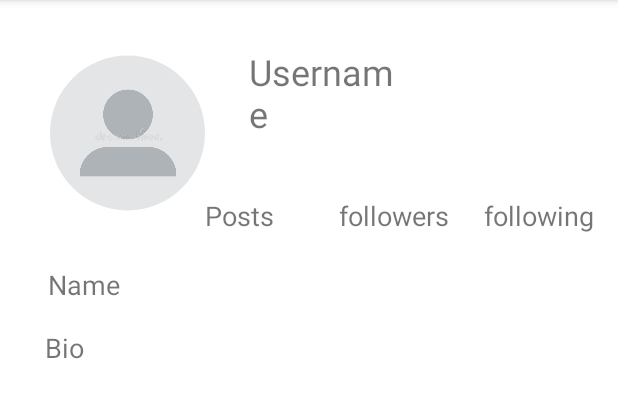
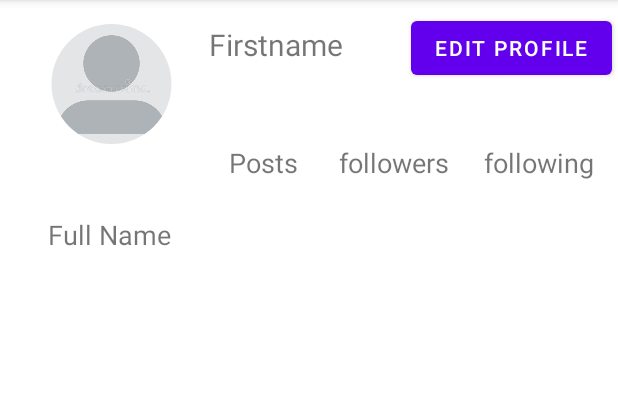
Before and after one commit to gurmehrkaur/todolu, an Android app: the profile screen opened directly, with no data from a screen before it, on a phone screen of 412 x 824 dp, the part 84-502 px from its top. Run offline under Robolectric (Android 15) with nearby library versions, the phone set to English and light mode, and no system bars; our stand-ins replace CircleImageView, Firebase (no records; nobody signed in at launch, a user with empty details on screens opened directly); pictures from the network do not load; 3 statements that could not run were skipped.

Commit message:
pfp working

```diff
--- a/app/src/main/java/com/example/todolu/editprofile.java
+++ b/app/src/main/java/com/example/todolu/editprofile.java
@@ -85,6 +85,7 @@ public class editprofile extends AppCompatActivity
                 firstname.setText(user.getFirstname());
                 lastname.setText(user.getLastname());
                 email.setText(user.getEmail());
+
                 if(user.getImageurl() != null)
                 {
                     Glide.with(getApplicationContext()).load(user.getImageurl()).into(editprofilepic);
--- a/app/src/main/java/com/example/todolu/login.java
+++ b/app/src/main/java/com/example/todolu/login.java
@@ -86,7 +86,7 @@ public class login extends AppCompatActivity implements View.OnClickListener{
 
                 if(task.isSuccessful()){
                     // redirect to home page
-                    startActivity(new Intent(login.this,home.class));
+                    startActivity(new Intent(login.this,calendar.class));
                 }
                 else{
                     Toast.makeText(login.this,"Wrong Username or Password",Toast.LENGTH_LONG).show();
--- a/app/src/main/java/com/example/todolu/profile.java
+++ b/app/src/main/java/com/example/todolu/profile.java
@@ -11,11 +11,20 @@ import android.os.Bundle;
 import android.view.View;
 import android.widget.Button;
 import android.widget.ImageView;
+import android.widget.TextView;
 import android.widget.Toast;
 
+import com.bumptech.glide.Glide;
 import com.google.android.gms.tasks.OnFailureListener;
 import com.google.android.gms.tasks.OnSuccessListener;
 import com.google.android.material.snackbar.Snackbar;
+import com.google.firebase.auth.FirebaseAuth;
+import com.google.firebase.auth.FirebaseUser;
+import com.google.firebase.database.DataSnapshot;
+import com.google.firebase.database.DatabaseError;
+import com.google.firebase.database.DatabaseReference;
+import com.google.firebase.database.FirebaseDatabase;
+import com.google.firebase.database.ValueEventListener;
 import com.google.firebase.storage.FirebaseStorage;
 import com.google.firebase.storage.OnProgressListener;
 import com.google.firebase.storage.StorageReference;
@@ -23,67 +32,65 @@ import com.google.firebase.storage.UploadTask;
 
 import java.util.UUID;
 
+import Model.User;
+
 public class profile extends AppCompatActivity {
 
     private ImageView pfp, profiledisplay;
     public Uri imageUri;
     private FirebaseStorage storage;
-    private StorageReference storageReference;
+    private FirebaseUser firebaseUser;
+    private StorageReference storageRef;
+    TextView firstname, fullname;
+    private Button editprofile;
 
     @Override
     protected void onCreate(Bundle savedInstanceState) {
         super.onCreate(savedInstanceState);
         setContentView(R.layout.profile);
 
+        pfp = findViewById(R.id.pfpprofile);
+        firstname = findViewById(R.id.firstnamepfp);
+        fullname = findViewById(R.id.fullnamepfp);
+        editprofile = findViewById(R.id.editprofilepfp);
 
-        storage = FirebaseStorage.getInstance();
-        storageReference = storage.getReference();
+        editprofile.setOnClickListener(new View.OnClickListener() {
+            @Override
+            public void onClick(View view) {
+                changetoeditprofile();
+            }
+        });
 
+        firebaseUser = FirebaseAuth.getInstance().getCurrentUser();
+        storageRef = FirebaseStorage.getInstance().getReference("Users/imageurl");
+        //load user information
+        DatabaseReference reference = FirebaseDatabase.getInstance().getReference("Users").child(firebaseUser.getUid());
+        reference.addValueEventListener(new ValueEventListener() {
+            @Override
+            public void onDataChange(@NonNull DataSnapshot snapshot) {
+                User user = snapshot.getValue(User.class);
+                firstname.setText(user.getFirstname());
+                fullname.setText(user.getFirstname() + " " + user.getLastname());
+                if(user.getImageurl() != null)
+                {
+                    Glide.with(getApplicationContext()).load(user.getImageurl()).into(pfp);
+                }
+                else
+                {
+                    Toast.makeText(profile.this, "ooga booga", Toast.LENGTH_SHORT).show();
+                }
+
+            }
+            @Override
+            public void onCancelled(@NonNull DatabaseError error) {
+
+            }
+
+        });
 
     }
-    private void choosepicture() {
-        Intent intent = new Intent();
-        intent.setType("image/");
-        intent.setAction(Intent.ACTION_GET_CONTENT);
-        startActivityForResult(intent, 1);
-    }
-
-    @Override
-    protected void onActivityResult(int requestCode, int resultCode, @Nullable Intent data) {
-        super.onActivityResult(requestCode, resultCode, data);
-        if (requestCode == 1 && resultCode == RESULT_OK && data != null && data.getData() != null)
-            imageUri = data.getData();
-            pfp.setImageURI(imageUri);
-            uploadPicture();
-    }
-
-    private void uploadPicture() {
-        final ProgressDialog progbar = new ProgressDialog(this);
-        final String randomkey = UUID.randomUUID().toString();
-
-        StorageReference pictureref = storageReference.child("images/" + randomkey);
-
-        pictureref.putFile(imageUri)
-        .addOnSuccessListener(new OnSuccessListener<UploadTask.TaskSnapshot>() {
-            @Override
-            public void onSuccess(UploadTask.TaskSnapshot taskSnapshot) {
-                progbar.dismiss();
-                Snackbar.make(findViewById(android.R.id.content), "Image Uploaded", Snackbar.LENGTH_LONG).show();
-            }
-        })
-        .addOnFailureListener(new OnFailureListener() {
-            @Override
-            public void onFailure(@NonNull Exception e) {
-                progbar.dismiss();
-                Toast.makeText(getApplicationContext(), "Failed to Upload", Toast.LENGTH_LONG).show();
-            }
-        })
-        .addOnProgressListener(new OnProgressListener<UploadTask.TaskSnapshot>() {
-            @Override
-            public void onProgress(@NonNull UploadTask.TaskSnapshot snapshot) {
-                double progressPercent = (100.00 * snapshot.getBytesTransferred()/ snapshot.getTotalByteCount());
-                progbar.setMessage("Percentage: " + (int) progressPercent + "%");
-            }
-        });
+    private void changetoeditprofile() {
+        Intent changetoeditprofile = new Intent(this, editprofile.class);
+        startActivity(changetoeditprofile);
     }
 }
--- a/app/src/main/java/com/example/todolu/registration.java
+++ b/app/src/main/java/com/example/todolu/registration.java
@@ -141,7 +141,7 @@ public class registration extends AppCompatActivity
                     hashMap.put("firstname", textFirstname);
                     hashMap.put("lastname", textLastname);
                     hashMap.put("email", textEmail);
-                    hashMap.put("imageurl", "gs://todoluapp.appspot.com/nopfp.png");
+                    hashMap.put("imageurl", "https://firebasestorage.googleapis.com/v0/b/todoluapp.appspot.com/o/nopfp.png?alt=media&token=4ed9d20e-7a5d-46ec-800b-8857223b6de9");
                     hashMap.get("imageurl");
                     reference.setValue(hashMap).addOnCompleteListener(new OnCompleteListener<Void>() {
                         @Override
@@ -149,7 +149,7 @@ public class registration extends AppCompatActivity
                             Toast.makeText(registration.this, "Registration Successful.",
                                     Toast.LENGTH_SHORT).show();
                             updateUI(user);
-                            Intent intent = new Intent(registration.this, editprofile.class);
+                            Intent intent = new Intent(registration.this, home.class);
                             startActivity(intent);
                         }
                     });
--- a/app/src/main/res/layout/calendar.xml
+++ b/app/src/main/res/layout/calendar.xml
@@ -8,7 +8,7 @@
     tools:context=".calendar">
 
     <!-- Add TextView to display the date -->
-    <Button
+   <Button
         android:id="@+id/create"
         android:layout_width="193dp"
         android:layout_height="47dp"
@@ -20,6 +20,7 @@
         app:layout_constraintEnd_toEndOf="parent"
         app:layout_constraintStart_toStartOf="parent"
         app:layout_constraintTop_toTopOf="parent" />
+
 
     <TextView
         android:id="@+id/date_view"
--- a/app/src/main/res/layout/editprofile.xml
+++ b/app/src/main/res/layout/editprofile.xml
@@ -4,12 +4,12 @@
     android:layout_height="match_parent"
     android:orientation="vertical">
 
+
     <ImageButton
         android:id="@+id/close"
         android:layout_width="50dp"
         android:layout_height="50dp"
         android:src="@drawable/ic_close"></ImageButton>
-
 
     <TextView
         android:id="@+id/save"
--- a/app/src/main/res/layout/profile.xml
+++ b/app/src/main/res/layout/profile.xml
@@ -10,27 +10,22 @@
         android:id="@+id/pfpprofile"
         android:layout_width="0dp"
         android:layout_height="0dp"
-        android:layout_marginStart="26dp"
-        android:layout_marginTop="31dp"
-        android:layout_marginEnd="22dp"
-        android:layout_marginBottom="31dp"
+        android:layout_marginStart="9dp"
         android:src="@drawable/nopfp"
-        app:layout_constraintBottom_toTopOf="@+id/textView10"
-        app:layout_constraintEnd_toStartOf="@+id/textView6"
+        app:layout_constraintBottom_toTopOf="@+id/textView7"
+        app:layout_constraintEnd_toStartOf="@+id/firstnamepfp"
         app:layout_constraintStart_toStartOf="parent"
-        app:layout_constraintTop_toTopOf="parent" />
+        app:layout_constraintTop_toTopOf="@+id/firstnamepfp" />
 
     <TextView
-        android:id="@+id/textView6"
+        android:id="@+id/firstnamepfp"
         android:layout_width="0dp"
-        android:layout_height="0dp"
-        android:layout_marginTop="31dp"
-        android:layout_marginEnd="135dp"
-        android:layout_marginBottom="24dp"
-        android:text="Username"
-        android:textSize="24sp"
-        app:layout_constraintBottom_toTopOf="@+id/textView8"
-        app:layout_constraintEnd_toEndOf="parent"
+        android:layout_height="32dp"
+        android:layout_marginTop="16dp"
+        android:layout_marginEnd="5dp"
+        android:text="Firstname"
+        android:textSize="20sp"
+        app:layout_constraintEnd_toStartOf="@+id/editprofilepfp"
         app:layout_constraintStart_toEndOf="@+id/pfpprofile"
         app:layout_constraintTop_toTopOf="parent" />
 
@@ -38,26 +33,22 @@
         android:id="@+id/textView7"
         android:layout_width="wrap_content"
         android:layout_height="wrap_content"
-        android:layout_marginTop="24dp"
-        android:layout_marginEnd="43dp"
+        android:layout_marginStart="13dp"
+        android:layout_marginTop="48dp"
         android:text="Posts"
         android:textSize="18sp"
-        app:layout_constraintEnd_toStartOf="@+id/textView8"
         app:layout_constraintStart_toEndOf="@+id/pfpprofile"
-        app:layout_constraintTop_toBottomOf="@+id/textView6" />
+        app:layout_constraintTop_toBottomOf="@+id/firstnamepfp" />
 
     <TextView
         android:id="@+id/textView8"
         android:layout_width="wrap_content"
         android:layout_height="wrap_content"
         android:layout_marginEnd="23dp"
-        android:layout_marginBottom="612dp"
         android:text="followers"
         android:textSize="18sp"
-        app:layout_constraintBottom_toBottomOf="parent"
         app:layout_constraintEnd_toStartOf="@+id/textView9"
-        app:layout_constraintStart_toEndOf="@+id/textView7"
-        app:layout_constraintTop_toBottomOf="@+id/textView6" />
+        app:layout_constraintTop_toTopOf="@+id/textView7" />
 
     <TextView
         android:id="@+id/textView9"
@@ -67,32 +58,28 @@
         android:text="following"
         android:textSize="18sp"
         app:layout_constraintBaseline_toBaselineOf="@+id/textView8"
-        app:layout_constraintEnd_toEndOf="parent"
-        app:layout_constraintStart_toEndOf="@+id/textView8" />
+        app:layout_constraintEnd_toEndOf="parent" />
 
     <TextView
-        android:id="@+id/textView10"
+        android:id="@+id/fullnamepfp"
         android:layout_width="wrap_content"
         android:layout_height="wrap_content"
-        android:layout_marginBottom="17dp"
-        android:text="Name"
+        android:layout_marginStart="32dp"
+        android:layout_marginTop="23dp"
+        android:text="Full Name"
         android:textSize="18sp"
-        app:layout_constraintBottom_toTopOf="@+id/textView11"
-        app:layout_constraintEnd_toEndOf="@+id/textView11"
-        app:layout_constraintStart_toEndOf="@+id/textView11"
-        app:layout_constraintTop_toBottomOf="@+id/pfpprofile" />
+        app:layout_constraintStart_toStartOf="parent"
+        app:layout_constraintTop_toBottomOf="@+id/textView7" />
 
-    <TextView
-        android:id="@+id/textView11"
+    <Button
+        android:id="@+id/editprofilepfp"
         android:layout_width="wrap_content"
         android:layout_height="wrap_content"
-        android:layout_marginStart="30dp"
-        android:layout_marginBottom="524dp"
-        android:text="Bio"
-        android:textSize="18sp"
-        app:layout_constraintBottom_toBottomOf="parent"
-        app:layout_constraintStart_toStartOf="parent"
-        app:layout_constraintTop_toBottomOf="@+id/textView10" />
+        android:layout_marginEnd="4dp"
+        android:text="Edit Profile"
+        app:layout_constraintBaseline_toBaselineOf="@+id/firstnamepfp"
+        app:layout_constraintEnd_toEndOf="parent"
+        app:layout_constraintStart_toEndOf="@+id/firstnamepfp" />
 
 
 </androidx.constraintlayout.widget.ConstraintLayout>
```
Also changed, not shown: app/src/main/java/com/example/todolu/home.java (+12 -1 lines), app/src/main/res/drawable-v24/ic_close.png (added), app/src/main/res/ic_close/img.png (added).
